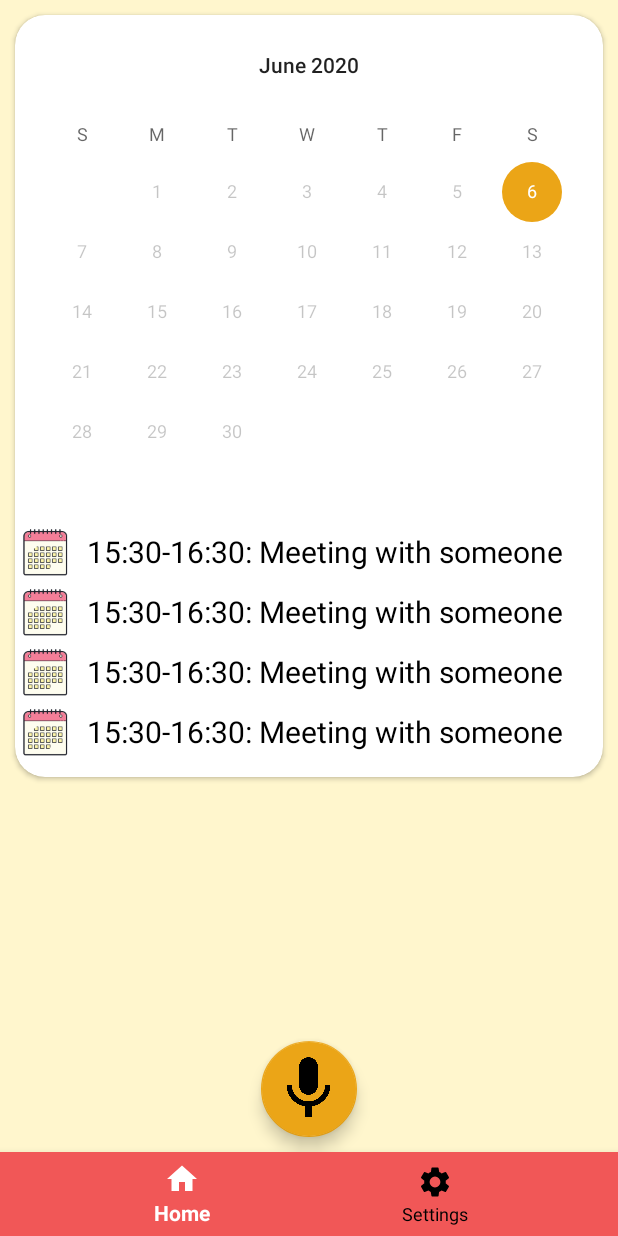
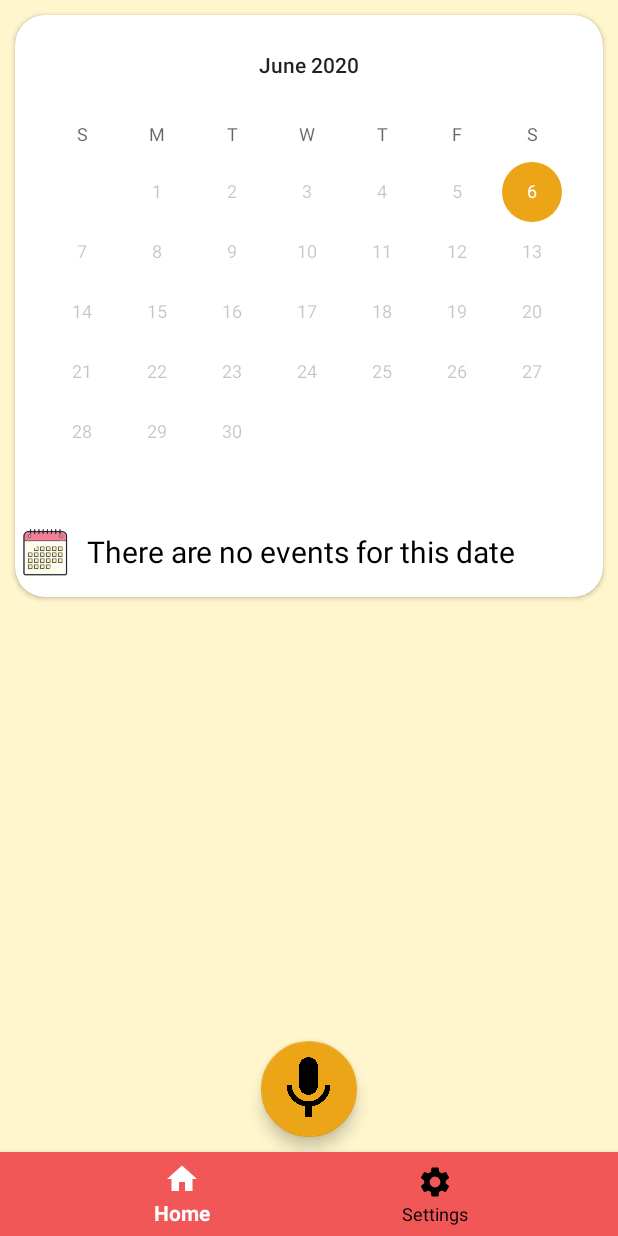
Before and after one commit to victorpm5/PTDMA-Newton, an Android app: the screen it shows after launch (HomeActivity), on a phone screen of 412 x 824 dp. Run offline under Robolectric (Android 15) with nearby library versions, the phone set to English and light mode, and no system bars; 4 statements that could not run were skipped.

Commit message:
work with displaying calendar info

```diff
--- a/app/src/main/AndroidManifest.xml
+++ b/app/src/main/AndroidManifest.xml
@@ -6,6 +6,8 @@
     <uses-permission android:name="android.permission.ACCESS_COARSE_LOCATION"/>
     <uses-permission android:name="android.permission.ACCESS_FINE_LOCATION"/>
     <uses-permission android:name="android.permission.INTERNET" />
+    <uses-permission android:name="android.permission.READ_CALENDAR" />
+    <uses-permission android:name="android.permission.WRITE_CALENDAR" />
 
     <application
         android:allowBackup="true"
--- a/app/src/main/java/com/victor/newton/services/CalendarService.kt
+++ b/app/src/main/java/com/victor/newton/services/CalendarService.kt
@@ -1,33 +1,124 @@
-//package com.victor.newton.services
+package com.victor.newton.services
+
+
+import android.annotation.SuppressLint
+import android.content.ContentUris
+import android.content.ContentValues
+import android.content.Context
+import android.database.Cursor
+import android.net.Uri
+import android.provider.CalendarContract
+import com.victor.newton.domain.Event
+import java.time.LocalDate
+import java.time.ZoneOffset
+import java.util.*
+
+
+class CalendarService(private val context: Context) {
+
+    val EVENT_PROJECTION: Array<String> = arrayOf(
+        CalendarContract.Instances.BEGIN,
+        CalendarContract.Instances.END,
+        CalendarContract.Instances.TITLE
+    )
+
+    private val PROJECTION_BEGIN_INDEX: Int = 0
+    private val PROJECTION_END_INDEX: Int = 1
+    private val PROJECTION_TITLE_INDEX: Int = 2
+
+
+    fun getEvents(today: Boolean): ArrayList<Event> {
+
+        val result = ArrayList<Event>()
+
+        val startTimeMilis: Long
+        val endTimeMilis: Long
+
+        if(today) {
+            startTimeMilis = LocalDate.now().atStartOfDay(ZoneOffset.UTC).toInstant().toEpochMilli()
+            endTimeMilis = LocalDate.now().plusDays(1).atStartOfDay(ZoneOffset.UTC).toInstant().toEpochMilli()
+        } else {
+            startTimeMilis = LocalDate.now().plusDays(1).atStartOfDay(ZoneOffset.UTC).toInstant().toEpochMilli()
+            endTimeMilis = LocalDate.now().plusDays(2).atStartOfDay(ZoneOffset.UTC).toInstant().toEpochMilli()
+        }
+
+        val builder: Uri.Builder = CalendarContract.Instances.CONTENT_URI.buildUpon()
+        ContentUris.appendId(builder, startTimeMilis)
+        ContentUris.appendId(builder, endTimeMilis)
+
+        val cursor: Cursor = context.contentResolver.query(
+            builder.build(),
+            EVENT_PROJECTION,
+            null,null, CalendarContract.Instances.BEGIN
+        )!!
+
+        while (cursor.moveToNext()) {
+            val event = Event()
+            event.initTime = cursor.getLong(PROJECTION_BEGIN_INDEX)
+            event.endTime = cursor.getLong(PROJECTION_END_INDEX)
+            event.descripcio = cursor.getString(PROJECTION_TITLE_INDEX)
+
+            result.add(event)
+        }
+
+        cursor.close()
+        return result
+    }
+
+    @SuppressLint("MissingPermission")
+    fun createEvent(){
+        val calID: Long = 3
+        val startMillis: Long = Calendar.getInstance().run {
+            set(2020, 6, 15, 17, 30)
+            timeInMillis
+        }
+        val endMillis: Long = Calendar.getInstance().run {
+            set(2020, 6, 15, 18, 30)
+            timeInMillis
+        }
+
+//        FREQ=WEEKLY;BYDAY=MO,WE,FR;INTERVAL=1
+//        FREQ=MONTHLY;BYMONTHDAY=6;INTERVAL=2
+//        RRULE:FREQ=WEEKLY;COUNT=5;BYDAY=TU,FR
+
+        val values = ContentValues().apply {
+            put(CalendarContract.Events.DTSTART, startMillis)
+            put(CalendarContract.Events.DTEND, endMillis)
+//            put(CalendarContract.Events.DURATION, endMillis)
+//            put(CalendarContract.Events.RRULE, )
+            put(CalendarContract.Events.TITLE, "test test")
+            put(CalendarContract.Events.DESCRIPTION, "testEvent")
+            put(CalendarContract.Events.CALENDAR_ID, calID)
+            put(CalendarContract.Events.EVENT_TIMEZONE, TimeZone.getDefault().getID())
+        }
+        val uri: Uri = context.contentResolver.insert(CalendarContract.Events.CONTENT_URI, values)!!
+
+        val eventID: Long = uri.lastPathSegment!!.toLong()
+        System.out.println("EventID = " + eventID)
+        System.out.println("uri = " + uri)
+
+    }
+
+//    @SuppressLint("MissingPermission")
+//    private fun getCalendarId(){
 //
+//        var calCursor: Cursor = context.getContentResolver().query(
+//            CalendarContract.Calendars.CONTENT_URI,
+//            projection,
+//            CalendarContract.Calendars.VISIBLE + " = 1 AND " + CalendarContract.Calendars.IS_PRIMARY + "=1",
+//            null,
+//            CalendarContract.Calendars._ID + " ASC"
+//        )!!
+//        if (calCursor.count <= 0) {
+//            calCursor = mContext.getContentResolver().query(
+//                CalendarContract.Calendars.CONTENT_URI,
+//                projection,
+//                CalendarContract.Calendars.VISIBLE + " = 1",
+//                null,
+//                CalendarContract.Calendars._ID + " ASC"
+//            )
+//        }
 //
-//import android.content.Context
-//import android.content.Intent
-//import android.os.Handler
-//import android.os.Looper
-//import android.provider.CalendarContract
-//import android.view.View
-//import android.widget.ImageView
-//import android.widget.TextView
-//import com.victor.newton.BuildConfig
-//import com.victor.newton.R
-//import com.victor.newton.domain.ForecastWeather
-//import com.victor.newton.domain.OneDayWeather
-//import com.victor.newton.helpers.ViewsHelper
-//import com.victor.newton.helpers.WeatherIconsHelper
-//import okhttp3.*
-//import org.json.JSONObject
-//import java.io.IOException
-//import java.time.LocalDate
-//import java.time.format.DateTimeFormatter
-//
-//
-//class CalendarService(private val context: Context) {
-//
-//    fun addEventUsingIntent(){
-//        val intent = Intent(Intent.ACTION_INSERT)
-//            .setData(CalendarContract.Events.CONTENT_URI)
-//        context.startActivity(intent)
 //    }
-//
-//}
+
+}
--- a/app/src/main/java/com/victor/newton/ui/HomeActivity.kt
+++ b/app/src/main/java/com/victor/newton/ui/HomeActivity.kt
@@ -23,10 +23,15 @@ import com.google.android.gms.location.*
 import com.google.android.material.bottomnavigation.BottomNavigationView
 import com.google.android.material.floatingactionbutton.FloatingActionButton
 import com.victor.newton.R
+import com.victor.newton.domain.Event
 import com.victor.newton.helpers.LocationHelper
 import com.victor.newton.helpers.ViewsHelper
+import com.victor.newton.services.CalendarService
 import com.victor.newton.services.PreferencesService
 import com.victor.newton.services.WeatherService
+import java.text.SimpleDateFormat
+import java.time.*
+import java.time.format.DateTimeFormatter
 import java.util.*
 
 
@@ -111,7 +116,7 @@ class HomeActivity : AppCompatActivity(),TextToSpeech.OnInitListener {
         } else if (requestCode == CREATE_EVENT_REQUEST_CODE){
             reprodueixSo("The event has been created succesfully")
             viewMessage("Event created successfully",true)
-            mostraCalendari()
+            mostraCalendari(true, false)
         }
         super.onActivityResult(requestCode, resultCode, data)
     }
@@ -203,6 +208,9 @@ class HomeActivity : AppCompatActivity(),TextToSpeech.OnInitListener {
     fun addEventUsingIntent(){
         val intent = Intent(Intent.ACTION_INSERT)
             .setData(CalendarContract.Events.CONTENT_URI)
+
+//            .putExtra("title", "teeeeeeest")
+//            .putExtra(CalendarContract.Events.RRULE, "FREQ=WEEKLY;BYDAY=MO,WE,FR;INTERVAL=1")
         startActivityForResult(intent, CREATE_EVENT_REQUEST_CODE)
     }
 
@@ -258,22 +266,20 @@ class HomeActivity : AppCompatActivity(),TextToSpeech.OnInitListener {
             if(lowerText.contains("events for")){
                 val day = lowerText.split("events for")[1].trim()
 
-                //TODO get events
+                if(day == "tomorrow") mostraCalendari(false, true)
+                else mostraCalendari(true, true)
 
-                reprodueixSo("Your events for $day are: meeting at 5, meeting at 6 and meeting at 7")
                 viewMessage("Events for $day obtained successfully",true)
             }else{
-                reprodueixSo("Your events for today are: meeting at 5, meeting at 6 and meeting at 7")
+                mostraCalendari(true, true)
                 viewMessage("Events for today obtained successfully",true)
             }
-
-            val calendar: View = findViewById(R.id.events)
-            ViewsHelper(this).showView(calendar)
-
         }
         //Create new event, create event, ...
         else if((lowerText.startsWith("create") && lowerText.contains("event"))) {
               addEventUsingIntent()
+//            CalendarService(this).createEvent()
+            //TODO
         }
         //what is the weather? what's the weather?
         else if((lowerText == "what is the weather") || lowerText == "what's the weather") {
@@ -386,12 +392,7 @@ class HomeActivity : AppCompatActivity(),TextToSpeech.OnInitListener {
         city?.let { viewDefaultLocation(it) }
         city?.let { WeatherService(this).getCurrentWeatherByLocation(null, null,it,findViewById(R.id.weather),true)}
 
-        val calendar: CalendarView = findViewById(R.id.calendar)
-        calendar.maxDate = calendar.date
-        calendar.minDate = calendar.date
-
-        val events: View = findViewById(R.id.events)
-        ViewsHelper(this).showView(events)
+        mostraCalendari(true, false)
     }
 
     fun viewMessage(textOk :String, ok: Boolean){
@@ -437,9 +438,110 @@ class HomeActivity : AppCompatActivity(),TextToSpeech.OnInitListener {
         ViewsHelper(this).showView(locationView)
     }
 
-    private fun mostraCalendari(){
-        val calendar: View = findViewById(R.id.events)
-        ViewsHelper(this).showView(calendar)
+    private fun mostraCalendari(avui: Boolean, speak: Boolean){
+
+        val calendar: CalendarView = findViewById(R.id.calendar)
+        val dateFormatter = DateTimeFormatter.ofPattern("HH:mm")
+        val spokenFormater = DateTimeFormatter.ofPattern("HH mm")
+        var spokenText: String
+
+        if(avui){
+            calendar.date = LocalDate.now().atStartOfDay(ZoneOffset.UTC).toInstant().toEpochMilli()
+            calendar.maxDate = LocalDate.now().atStartOfDay(ZoneOffset.UTC).toInstant().toEpochMilli()
+            calendar.minDate = LocalDate.now().atStartOfDay(ZoneOffset.UTC).toInstant().toEpochMilli()
+            spokenText = "Your events for today are..."
+        } else {
+            calendar.date = LocalDate.now().plusDays(1).atStartOfDay(ZoneOffset.UTC).toInstant().toEpochMilli()
+            calendar.maxDate = LocalDate.now().plusDays(1).atStartOfDay(ZoneOffset.UTC).toInstant().toEpochMilli()
+            calendar.minDate = LocalDate.now().plusDays(1).atStartOfDay(ZoneOffset.UTC).toInstant().toEpochMilli()
+            spokenText = "Your events for tomorrow are..."
+        }
+
+        val events: ArrayList<Event> = CalendarService(this).getEvents(avui)
+
+        var esdeveniment = events.getOrNull(0)
+        var missatge: String
+        var eventView: View
+        var textEvent: TextView
+
+        eventView = findViewById(R.id.event1)
+
+        if(esdeveniment != null){
+            val initTime =  Instant.ofEpochMilli(esdeveniment.initTime).atZone(ZoneId.systemDefault()).toLocalDateTime()
+            val endTime =  Instant.ofEpochMilli(esdeveniment.endTime).atZone(ZoneId.systemDefault()).toLocalDateTime()
+
+            missatge = initTime.format(dateFormatter) + " - " + endTime.format(dateFormatter) + ": " + esdeveniment.descripcio
+            textEvent = eventView.findViewById(R.id.textEvent)
+            textEvent.text =  missatge
+            eventView.visibility = View.VISIBLE
+            spokenText += ", " + esdeveniment.descripcio + " at " + initTime.format(spokenFormater)
+
+        } else{
+            spokenText = "You have no events"
+            missatge = "There are no events for this date"
+            textEvent = eventView.findViewById(R.id.textEvent)
+            textEvent.text =  missatge
+            eventView.visibility = View.VISIBLE
+        }
+
+        esdeveniment = events.getOrNull(1)
+        eventView = findViewById(R.id.event2)
+
+        if(esdeveniment != null){
+            val initTime =  Instant.ofEpochMilli(esdeveniment.initTime).atZone(ZoneId.systemDefault()).toLocalDateTime()
+            val endTime =  Instant.ofEpochMilli(esdeveniment.endTime).atZone(ZoneId.systemDefault()).toLocalDateTime()
+
+            missatge = initTime.format(dateFormatter) + " - " + endTime.format(dateFormatter) + ": " + esdeveniment.descripcio
+            textEvent = eventView.findViewById(R.id.textEvent)
+            textEvent.text =  missatge
+            eventView.visibility = View.VISIBLE
+            spokenText += ", " + esdeveniment.descripcio + " at " + initTime.format(spokenFormater)
+
+        } else{
+            eventView.visibility = View.GONE
+        }
+
+        esdeveniment = events.getOrNull(2)
+        eventView = findViewById(R.id.event3)
+
+        if(esdeveniment != null){
+            val initTime =  Instant.ofEpochMilli(esdeveniment.initTime).atZone(ZoneId.systemDefault()).toLocalDateTime()
+            val endTime =  Instant.ofEpochMilli(esdeveniment.endTime).atZone(ZoneId.systemDefault()).toLocalDateTime()
+
+            missatge = initTime.format(dateFormatter) + " - " + endTime.format(dateFormatter) + ": " + esdeveniment.descripcio
+            textEvent = eventView.findViewById(R.id.textEvent)
+            textEvent.text =  missatge
+            eventView.visibility = View.VISIBLE
+            spokenText += ", " + esdeveniment.descripcio + " at " + initTime.format(spokenFormater)
+
+        } else{
+            eventView.visibility = View.GONE
+        }
+
+        esdeveniment = events.getOrNull(3)
+        eventView = findViewById(R.id.event4)
+
+        if(esdeveniment != null){
+            val initTime =  Instant.ofEpochMilli(esdeveniment.initTime).atZone(ZoneId.systemDefault()).toLocalDateTime()
+            val endTime =  Instant.ofEpochMilli(esdeveniment.endTime).atZone(ZoneId.systemDefault()).toLocalDateTime()
+
+            missatge = initTime.format(dateFormatter) + " - " + endTime.format(dateFormatter) + ": " + esdeveniment.descripcio
+            textEvent = eventView.findViewById(R.id.textEvent)
+            textEvent.text =  missatge
+            eventView.visibility = View.VISIBLE
+            spokenText += ", " + esdeveniment.descripcio + " at " + initTime.format(spokenFormater)
+
+        } else{
+            eventView.visibility = View.GONE
+        }
+
+        if(speak) {
+            reprodueixSo(spokenText)
+        }
+
+        val eventsCard: View = findViewById(R.id.events)
+        ViewsHelper(this).showView(eventsCard)
+
     }
 
 
--- a/app/src/main/java/com/victor/newton/ui/SplashActivity.kt
+++ b/app/src/main/java/com/victor/newton/ui/SplashActivity.kt
@@ -26,6 +26,8 @@ class SplashActivity : AppCompatActivity() {
     private var permisos = arrayOf(Manifest.permission.RECORD_AUDIO,
                                     Manifest.permission.ACCESS_COARSE_LOCATION,
                                     Manifest.permission.ACCESS_FINE_LOCATION,
+                                    Manifest.permission.READ_CALENDAR,
+                                    Manifest.permission.WRITE_CALENDAR,
                                     Manifest.permission.INTERNET)
     //Location
     lateinit var mFusedLocationClient: FusedLocationProviderClient
--- a/app/src/main/res/layout/card_view_event.xml
+++ b/app/src/main/res/layout/card_view_event.xml
@@ -53,10 +53,14 @@
             android:orientation="vertical"
             android:paddingBottom="10dp">
 
-            <include layout="@layout/content_activity_day" />
-            <include layout="@layout/content_activity_day" />
-            <include layout="@layout/content_activity_day" />
-            <include layout="@layout/content_activity_day" />
+            <include android:id="@+id/event1"
+                layout="@layout/content_activity_day" />
+            <include android:id="@+id/event2"
+                layout="@layout/content_activity_day" />
+            <include android:id="@+id/event3"
+                layout="@layout/content_activity_day" />
+            <include android:id="@+id/event4"
+                layout="@layout/content_activity_day" />
 
         </LinearLayout>
     </RelativeLayout>
--- a/app/src/main/res/layout/content_activity_day.xml
+++ b/app/src/main/res/layout/content_activity_day.xml
@@ -15,6 +15,7 @@
         app:layout_constraintTop_toTopOf="parent" />
 
     <TextView
+        android:id="@+id/textEvent"
         android:layout_width="match_parent"
         android:layout_height="40dp"
         android:autoSizeMaxTextSize="20sp"
```
Also changed, not shown: app/src/main/java/com/victor/newton/domain/Event.kt (added, +7 -0 lines).
